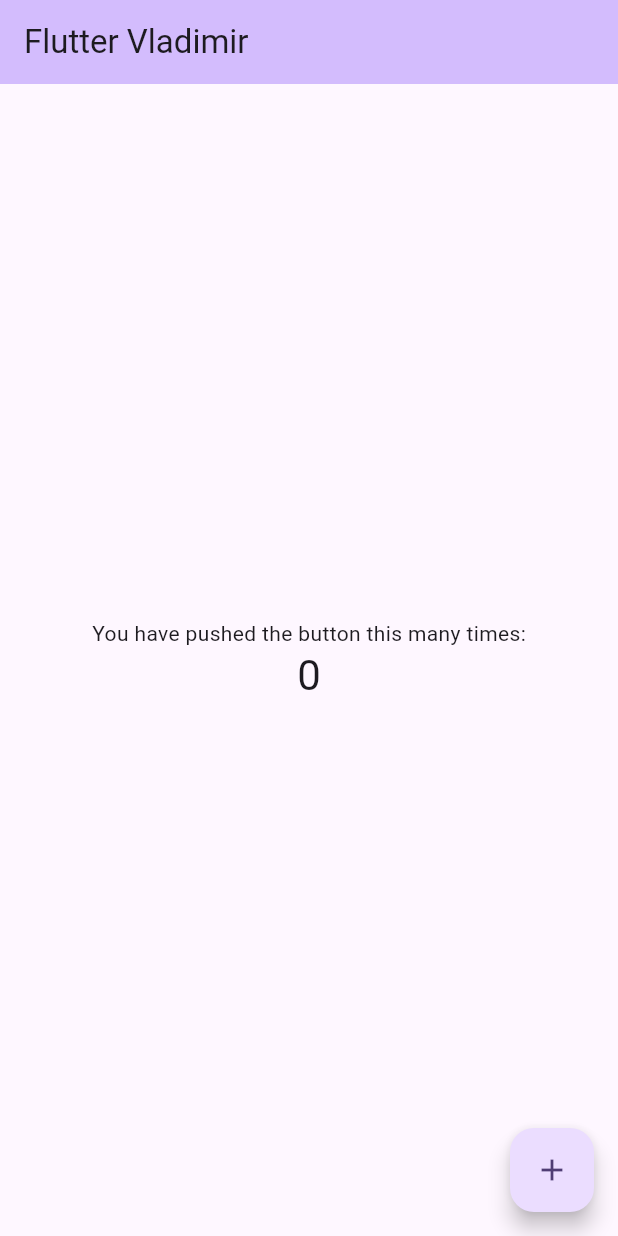
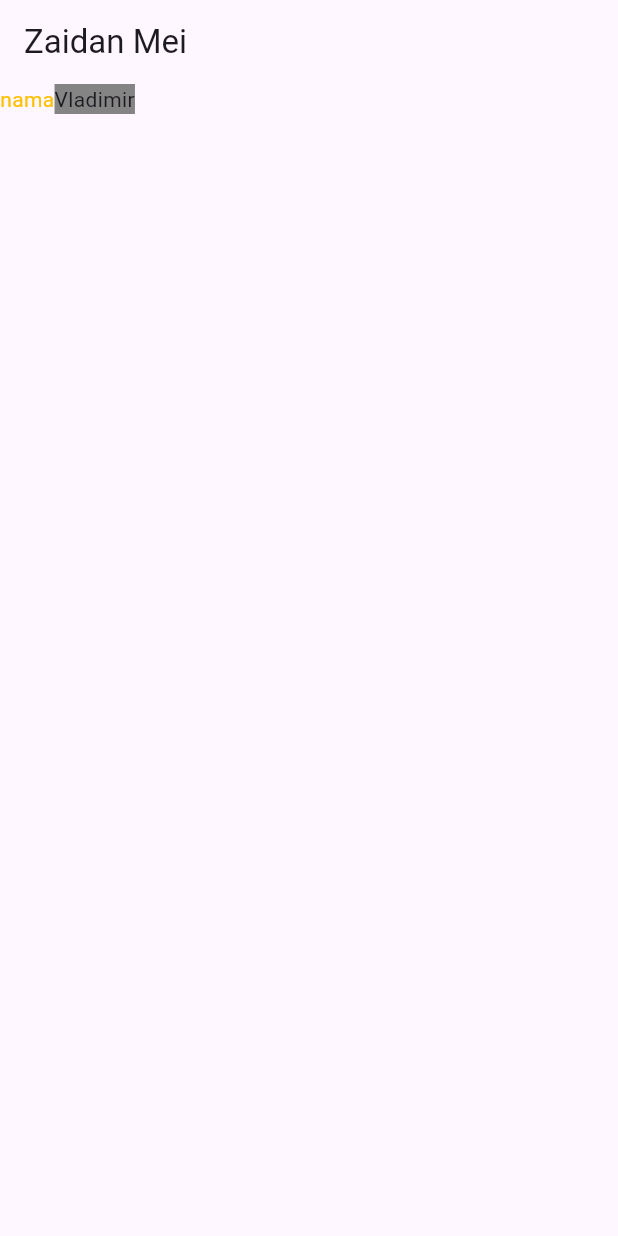
Before and after one commit to Dantoria/flutter_profile_card, a Flutter app: the screen it shows after launch, on a phone screen of 412 x 824 dp. Run offline on Flutter 3.47's test engine with Material 3 defaults, Android fonts, the phone set to English and light mode, and no system bars.

Commit message:
belajar widget text

```diff
--- a/lib/main.dart
+++ b/lib/main.dart
@@ -1,123 +1,6 @@
 import 'package:flutter/material.dart';
+import 'package:flutter_application_1/profile.dart';
 
 void main() {
-  runApp(const MyApp());
+  runApp(const profilecard());
 }
-
-class MyApp extends StatelessWidget {
-  const MyApp({super.key});
-
-  // This widget is the root of your application.
-  @override
-  Widget build(BuildContext context) {
-    return MaterialApp(
-      title: 'Flutter Demo',
-      theme: ThemeData(
-        // This is the theme of your application.
-        //
-        // TRY THIS: Try running your application with "flutter run". You'll see
-        // the application has a purple toolbar. Then, without quitting the app,
-        // try changing the seedColor in the colorScheme below to Colors.green
-        // and then invoke "hot reload" (save your changes or press the "hot
-        // reload" button in a Flutter-supported IDE, or press "r" if you used
-        // the command line to start the app).
-        //
-        // Notice that the counter didn't reset back to zero; the application
-        // state is not lost during the reload. To reset the state, use hot
-        // restart instead.
-        //
-        // This works for code too, not just values: Most code changes can be
-        // tested with just a hot reload.
-        colorScheme: ColorScheme.fromSeed(seedColor: Colors.deepPurple),
-      ),
-      home: const MyHomePage(title: 'Flutter Vladimir'),
-      debugShowCheckedModeBanner: false,
-    );
-  }
-}
-
-class MyHomePage extends StatefulWidget {
-  const MyHomePage({super.key, required this.title});
-
-  // This widget is the home page of your application. It is stateful, meaning
-  // that it has a State object (defined below) that contains fields that affect
-  // how it looks.
-
-  // This class is the configuration for the state. It holds the values (in this
-  // case the title) provided by the parent (in this case the App widget) and
-  // used by the build method of the State. Fields in a Widget subclass are
-  // always marked "final".
-
-  final String title;
-
-  @override
-  State<MyHomePage> createState() => _MyHomePageState();
-}
-
-class _MyHomePageState extends State<MyHomePage> {
-  int _counter = 0;
-
-  void _incrementCounter() {
-    setState(() {
-      // This call to setState tells the Flutter framework that something has
-      // changed in this State, which causes it to rerun the build method below
-      // so that the display can reflect the updated values. If we changed
-      // _counter without calling setState(), then the build method would not be
-      // called again, and so nothing would appear to happen.
-      _counter++;
-    });
-  }
-
-  @override
-  Widget build(BuildContext context) {
-    // This method is rerun every time setState is called, for instance as done
-    // by the _incrementCounter method above.
-    //
-    // The Flutter framework has been optimized to make rerunning build methods
-    // fast, so that you can just rebuild anything that needs updating rather
-    // than having to individually change instances of widgets.
-    return Scaffold(
-      appBar: AppBar(
-        // TRY THIS: Try changing the color here to a specific color (to
-        // Colors.amber, perhaps?) and trigger a hot reload to see the AppBar
-        // change color while the other colors stay the same.
-        backgroundColor: Theme.of(context).colorScheme.inversePrimary,
-        // Here we take the value from the MyHomePage object that was created by
-        // the App.build method, and use it to set our appbar title.
-        title: Text(widget.title),
-      ),
-      body: Center(
-        // Center is a layout widget. It takes a single child and positions it
-        // in the middle of the parent.
-        child: Column(
-          // Column is also a layout widget. It takes a list of children and
-          // arranges them vertically. By default, it sizes itself to fit its
-          // children horizontally, and tries to be as tall as its parent.
-          //
-          // Column has various properties to control how it sizes itself and
-          // how it positions its children. Here we use mainAxisAlignment to
-          // center the children vertically; the main axis here is the vertical
-          // axis because Columns are vertical (the cross axis would be
-          // horizontal).
-          //
-          // TRY THIS: Invoke "debug painting" (choose the "Toggle Debug Paint"
-          // action in the IDE, or press "p" in the console), to see the
-          // wireframe for each widget.
-          mainAxisAlignment: MainAxisAlignment.center,
-          children: <Widget>[
-            const Text('You have pushed the button this many times:'),
-            Text(
-              '$_counter',
-              style: Theme.of(context).textTheme.headlineMedium,
-            ),
-          ],
-        ),
-      ),
-      floatingActionButton: FloatingActionButton(
-        onPressed: _incrementCounter,
-        tooltip: 'Increment',
-        child: const Icon(Icons.add),
-      ), // This trailing comma makes auto-formatting nicer for build methods.
-    );
-  }
-}
--- /dev/null
+++ b/lib/profile.dart
@@ -0,0 +1,41 @@
+import 'package:flutter/material.dart';
+
+class profilecard extends StatelessWidget {
+  const profilecard({super.key});
+
+  @override
+  Widget build(BuildContext context) {
+    return MaterialApp(
+      home: Scaffold(
+        appBar: AppBar(
+          title: Text('Zaidan Mei'),
+        ),
+        body: Column(
+          children: [
+            Row(
+              children: [
+                Container(
+                  child: Text('nama',
+                  style: TextStyle(
+                    color: Colors.amber,
+                  ),
+                  ),
+                ),
+                Text(
+                  'Vladimir',
+                  style: TextStyle(
+                    backgroundColor: Color.fromARGB(
+                      200, 100,
+                      100,
+                      100)
+                  ),
+                )
+              ],
+            ),
+          ],
+        ),
+      ),
+      debugShowCheckedModeBanner: false,
+    );
+    }
+}
```
